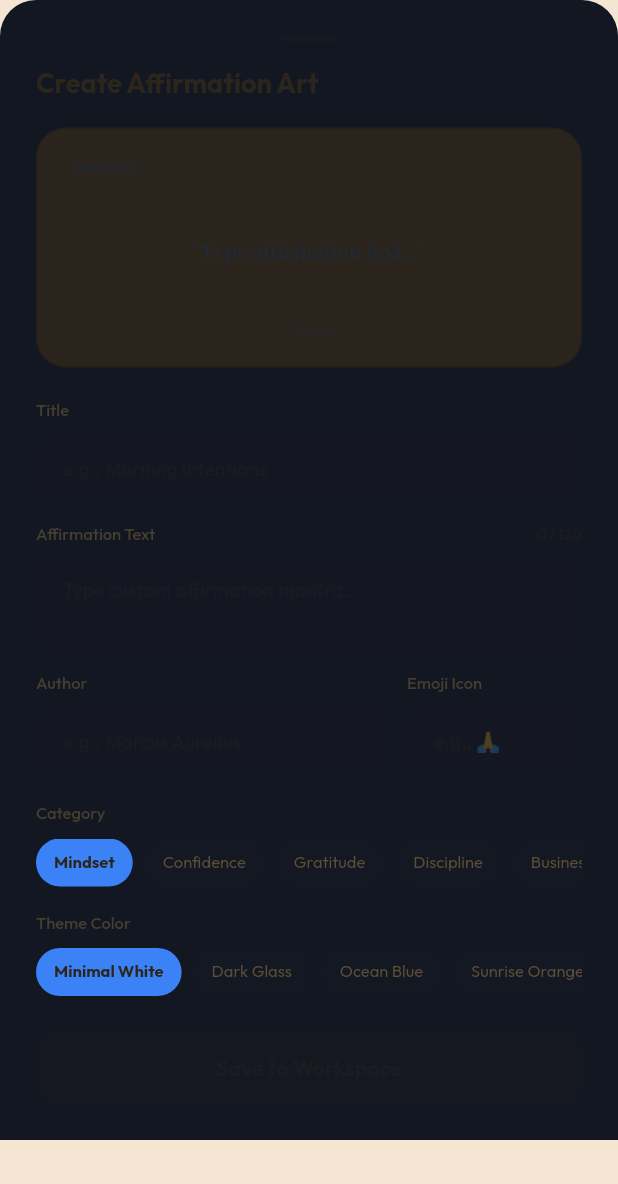
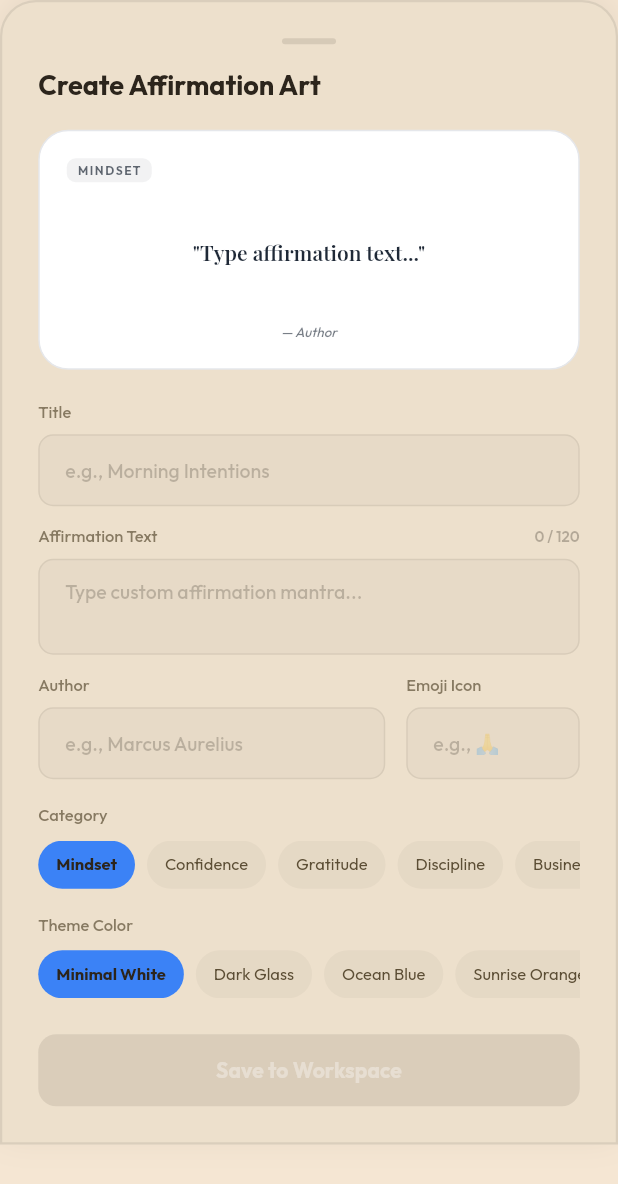
Before and after one commit to Syed-shan46/Getzio-focus, a Flutter app: the AffirmationBottomSheet widget shown alone on an empty page, opened directly, on a phone screen of 412 x 824 dp. Shown: the top 1184 px of the screen. Run offline on Flutter 3.47's test engine with Material 3 defaults, Android fonts, the phone set to English and light mode, and no system bars; our stand-ins replace confetti, dio, firebase_auth, firebase_core, firebase_messaging, flutter_local_notifications and 9 more; accounts and stored records are empty.

Commit message:
chore: migrate Create Affirmation Art bottomsheet and its Minimal White card layout to dynamic theme-based colors

```diff
--- a/lib/features/affirmations/presentation/widgets/affirmation_bottom_sheet.dart
+++ b/lib/features/affirmations/presentation/widgets/affirmation_bottom_sheet.dart
@@ -104,19 +104,19 @@ class _AffirmationBottomSheetState extends ConsumerState<AffirmationBottomSheet>
 
     switch (_colorTheme) {
       case 'Minimal White':
-        cardBg = context.colors.textPrimary.withValues(alpha: 0.95);
+        cardBg = const Color(0xFFFFFFFF);
         textCol = const Color(0xFF1F2937);
-        borderCol = Colors.black12;
+        borderCol = const Color(0xFFE5E7EB);
         break;
       case 'Dark Glass':
         cardBg = const Color(0xFF1F2937).withValues(alpha: 0.75);
-        textCol = context.colors.textPrimary;
-        borderCol = context.colors.textPrimary.withValues(alpha: 0.10);
+        textCol = const Color(0xFFF3F4F6);
+        borderCol = const Color(0xFFF3F4F6).withValues(alpha: 0.10);
         break;
       case 'Midnight Black':
         cardBg = const Color(0xFF030712);
         textCol = const Color(0xFFF9FAFB);
-        borderCol = context.colors.textPrimary.withValues(alpha: 0.10);
+        borderCol = const Color(0xFFF9FAFB).withValues(alpha: 0.10);
         break;
       case 'Sunrise Orange':
         cardBg = const Color(0xFFFFF7ED);
@@ -214,9 +214,17 @@ class _AffirmationBottomSheetState extends ConsumerState<AffirmationBottomSheet>
     return Padding(
       padding: EdgeInsets.only(bottom: bottomInset),
       child: Container(
-        decoration: const BoxDecoration(
-          color: Color(0xFF131722),
-          borderRadius: BorderRadius.vertical(top: Radius.circular(24)),
+        decoration: BoxDecoration(
+          color: context.colors.bg2,
+          borderRadius: const BorderRadius.vertical(top: Radius.circular(24)),
+          border: Border.all(color: context.colors.glassBorder, width: 1.5),
+          boxShadow: [
+            BoxShadow(
+              color: context.colors.textPrimary.withValues(alpha: 0.08),
+              blurRadius: 20,
+              offset: const Offset(0, -5),
+            ),
+          ],
         ),
         padding: const EdgeInsets.all(24),
         child: SingleChildScrollView(
@@ -444,7 +452,7 @@ class _AffirmationBottomSheetState extends ConsumerState<AffirmationBottomSheet>
                   child: Text(
                     'Save to Workspace',
                     style: GoogleFonts.outfit(
-                      color: _text.trim().isEmpty ? context.colors.textPrimary.withValues(alpha: 0.24) : context.colors.textPrimary,
+                      color: _text.trim().isEmpty ? Colors.white.withValues(alpha: 0.35) : Colors.white,
                       fontWeight: FontWeight.bold,
                       fontSize: 14,
                     ),
```
